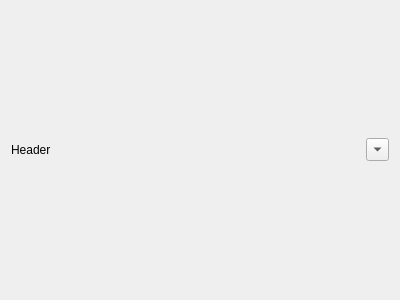
The window that header.ui (GoldmanYT/practice2024) describes before a commit, drawn with Qt 5.
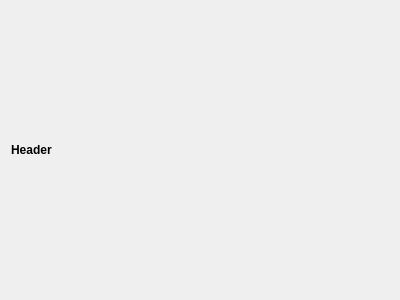
The same window after the commit.

Diff of the .ui file:
```diff
--- a/header.ui
+++ b/header.ui
@@ -16,30 +16,17 @@
   <layout class="QHBoxLayout" name="horizontalLayout">
    <item>
     <widget class="QLabel" name="header_name">
+     <property name="font">
+      <font>
+       <weight>75</weight>
+       <bold>true</bold>
+      </font>
+     </property>
      <property name="text">
       <string>Header</string>
      </property>
     </widget>
    </item>
-   <item>
-    <widget class="QToolButton" name="tool_button">
-     <property name="minimumSize">
-      <size>
-       <width>23</width>
-       <height>23</height>
-      </size>
-     </property>
-     <property name="maximumSize">
-      <size>
-       <width>23</width>
-       <height>23</height>
-      </size>
-     </property>
-     <property name="arrowType">
-      <enum>Qt::DownArrow</enum>
-     </property>
-    </widget>
-   </item>
   </layout>
  </widget>
  <resources/>
```
